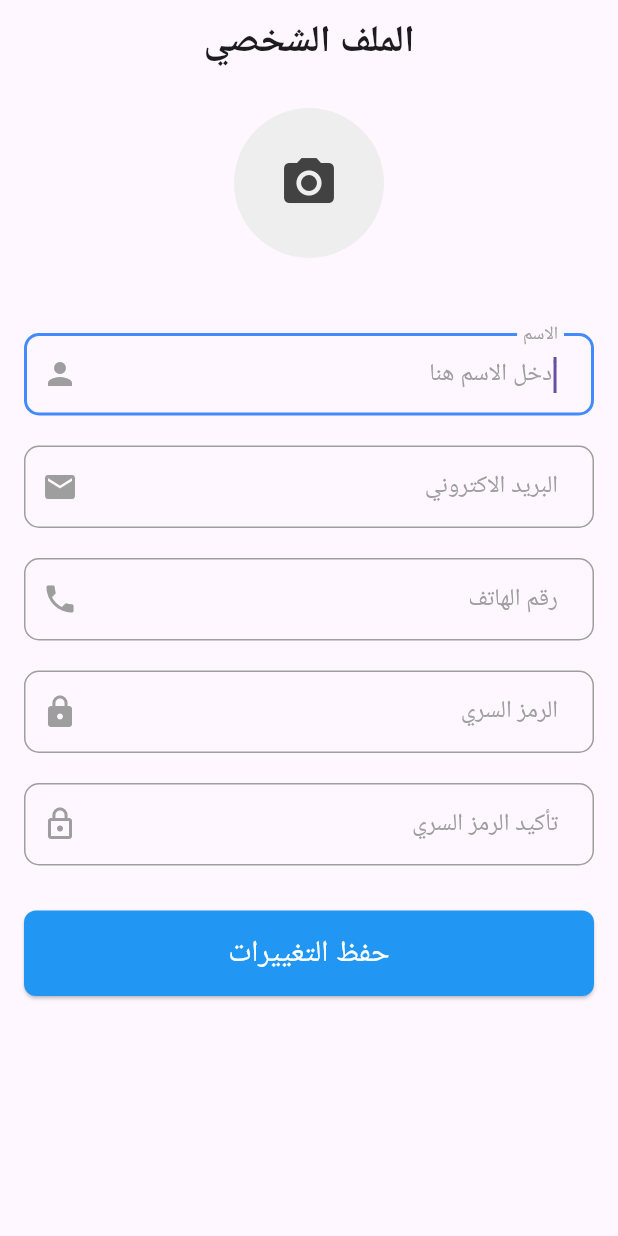
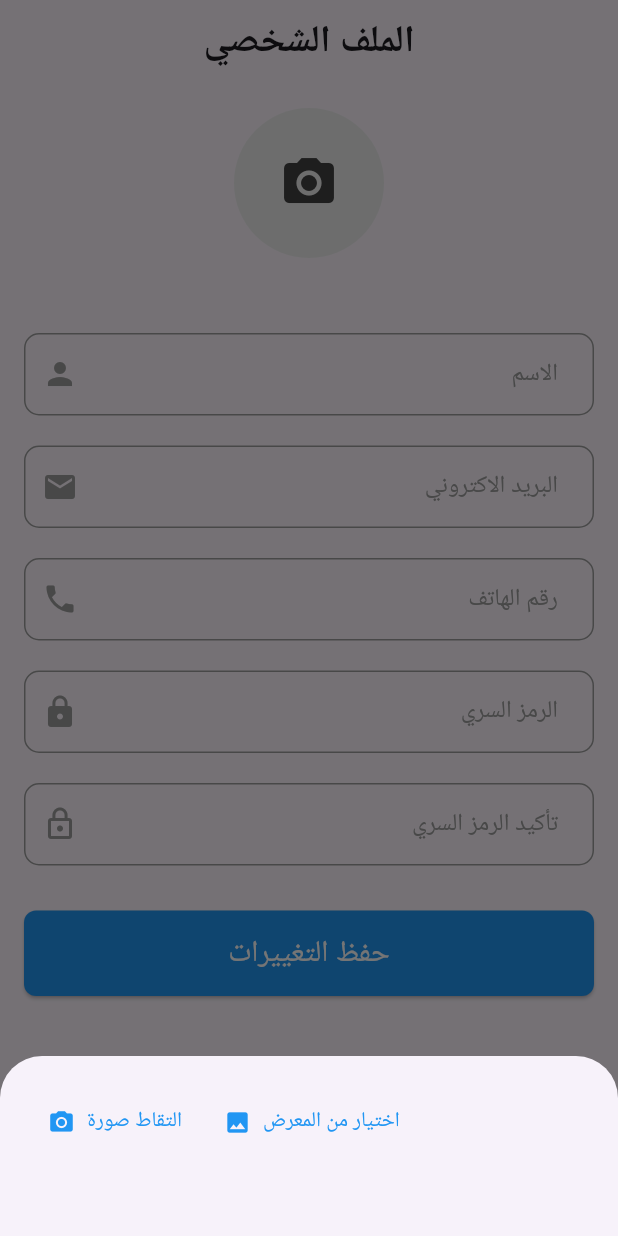
Before and after one commit to ahmedhasan-pr/Real-State, a Flutter app: the EditProfilePage screen opened directly, after a tap on the "camera alt" icon, on a phone screen of 412 x 824 dp. Run offline on Flutter 3.47's test engine with Material 3 defaults, Android fonts, the phone set to English and light mode, and no system bars; our stand-ins replace buttons_tabbar, image_picker, photo_view; missing offline and left inert: animated_read_more_text, day_night_switcher.

Commit message:
Initial commit

```diff
--- /dev/null
+++ b/frontend/lib/Screen/EditProfilePage.dart
@@ -0,0 +1,248 @@
+import 'dart:io';
+
+import 'package:flutter/material.dart';
+import 'package:image_picker/image_picker.dart';
+
+class EditProfilePage extends StatefulWidget {
+  EditProfilePage({super.key});
+
+  @override
+  State<EditProfilePage> createState() => _EditProfilePageState();
+}
+
+class _EditProfilePageState extends State<EditProfilePage> {
+  final ImagePicker _picker = ImagePicker();
+  // إنشاء نسخة من ImagePicker لالتقاط الصور
+  File? _image;
+  // متغير لتخيزين الصور النختارة
+  Future<void> _pickImageFromGallery(BuildContext context) async {
+    final XFile? image = await _picker.pickImage(source: ImageSource.gallery);
+    if (image != null) {
+      setState(() {
+        _image = File(image.path);
+      });
+    }
+  }
+
+  // دالة لالتقاط صورة باستخدام الكاميرا
+  Future<void> _takePhoto() async {
+    final XFile? image = await _picker.pickImage(source: ImageSource.camera);
+    if (image != null) {
+      setState(() {
+        _image = File(image.path); // تحديث الصورة المختارة
+      });
+    }
+  }
+
+  @override
+  Widget build(BuildContext context) {
+    return Scaffold(
+      appBar: AppBar(
+        title: const Text(
+          'الملف الشخصي',
+          style: TextStyle(
+            fontSize: 25,
+            fontWeight: FontWeight.bold,
+          ),
+        ),
+        centerTitle: true,
+        automaticallyImplyLeading: false,
+      ),
+      body: Padding(
+        padding: const EdgeInsets.all(16),
+        child: ListView(
+          children: [
+            GestureDetector(
+                onTap: () {
+                  // عند الضغط على صورة الملف، عرض خيارات اختيار صورة
+                  showModalBottomSheet(
+                    context: context,
+                    builder: (builder) => bottomsheet(context),
+                  );
+                },
+                child: EditImage(context)),
+            const SizedBox(height: 50),
+            const EditTextField(
+              label: 'الاسم',
+              autofocus:
+                  true, // سيحصل هذا الحقل على التركيز تلقائيًا عند فتح الصفحة
+              obscureText: true,
+              icon: Icons.person,
+            ),
+            const SizedBox(height: 20),
+            const EditTextField(
+              label: 'البريد الاكتروني',
+              obscureText: true,
+              icon: Icons.email,
+            ),
+            const SizedBox(height: 20),
+            const EditTextField(
+              label: 'رقم الهاتف',
+              obscureText: true,
+              icon: Icons.phone,
+            ),
+            const SizedBox(height: 20),
+            const EditTextField(
+              label: 'الرمز السري',
+              obscureText: true,
+              icon: Icons.lock,
+            ),
+            const SizedBox(height: 20),
+            const EditTextField(
+              label: 'تأكيد الرمز السري',
+              obscureText: true,
+              icon: Icons.lock_outline,
+            ),
+            const SizedBox(height: 30),
+
+            // Save Button
+            ElevatedButton(
+              onPressed: () {
+                // Implement save functionality here
+                print("Profile information saved!");
+              },
+              style: ElevatedButton.styleFrom(
+                padding: const EdgeInsets.symmetric(vertical: 15),
+                backgroundColor: Colors.blue,
+                textStyle: const TextStyle(fontSize: 16), // Button color
+                shape: RoundedRectangleBorder(
+                  borderRadius: BorderRadius.circular(8),
+                ),
+              ),
+              child: const Text(
+                'حفظ التغييرات',
+                style: TextStyle(color: Colors.white, fontSize: 20),
+              ),
+            ),
+          ],
+        ),
+      ),
+    );
+  }
+
+  // ignore: non_constant_identifier_names
+  Widget EditImage(BuildContext context) {
+    return CircleAvatar(
+      radius: 50,
+      backgroundColor: Colors.grey[200],
+      child: InkWell(
+        onTap: () {
+          showModalBottomSheet(
+            context: context,
+            builder: ((builder) => bottomsheet(context)),
+          );
+        },
+        child: _image == null
+            ? Icon(
+                Icons.camera_alt,
+                size: 40,
+                color: Colors.grey[800],
+              )
+            : ClipOval(
+                child: Image.file(
+                  _image!,
+                  width: 100,
+                  height: 100,
+                  fit: BoxFit.cover,
+                ),
+              ),
+      ),
+    );
+  }
+
+  Widget bottomsheet(BuildContext context) {
+    return Container(
+      height: 80,
+      width: MediaQuery.of(context).size.width,
+      margin: const EdgeInsets.symmetric(horizontal: 20, vertical: 20),
+      child: Column(
+        children: [
+          Row(
+            children: [
+              // زر لالتقاط صورة باستخدام الكاميرا
+              TextButton.icon(
+                onPressed: () {
+                  _takePhoto(); // تنفيذ دالة التقاط صورة
+                },
+                icon: const Icon(Icons.camera_alt, color: Colors.blue),
+                label: const Text('التقاط صورة',
+                    style: TextStyle(color: Colors.blue)),
+              ),
+              // زر لاختيار صورة من المعرض
+              TextButton.icon(
+                onPressed: () {
+                  _pickImageFromGallery(
+                      context); // تنفيذ دالة اختيار صورة من المعرض
+                },
+                icon: const Icon(Icons.image, color: Colors.blue),
+                label: const Text('اختيار من المعرض',
+                    style: TextStyle(color: Colors.blue)),
+              ),
+            ],
+          ),
+        ],
+      ),
+    );
+  }
+}
+
+class EditTextField extends StatelessWidget {
+  final String label;
+  final TextInputType inputType;
+  final bool obscureText;
+  final IconData? icon;
+  final TextEditingController? controller;
+  final bool autofocus;
+
+  const EditTextField({
+    super.key,
+    required this.label,
+    this.inputType = TextInputType.text,
+    this.obscureText = false,
+    this.icon,
+    this.controller,
+    this.autofocus = false, // إضافة خيار autofocus
+  });
+
+  @override
+  Widget build(BuildContext context) {
+    return Directionality(
+      textDirection: TextDirection.rtl, // لتحديد الكتابة من اليمين لليسار
+      child: TextField(
+        autofocus: autofocus,
+        controller: controller,
+        keyboardType: inputType,
+        obscureText: obscureText,
+        textAlign: TextAlign.right, // محاذاة النص على اليمين
+        decoration: InputDecoration(
+          labelText: label, // نص التسمية
+          labelStyle: const TextStyle(color: Colors.grey), // لون النص
+          hintText: 'أدخل $label هنا', // نص تلميحي
+          hintStyle: const TextStyle(color: Colors.grey), // لون النص التلميحي
+          border: const OutlineInputBorder(
+            // تحديد شكل الحافة
+            borderRadius: BorderRadius.all(Radius.circular(10)), // تدوير الحواف
+            borderSide: BorderSide(color: Colors.blue), // لون الحافة
+          ),
+          focusedBorder: const OutlineInputBorder(
+            // تغيير شكل الحافة عند التركيز
+            borderRadius: BorderRadius.all(Radius.circular(10)),
+            borderSide: BorderSide(
+                color: Colors.blueAccent, width: 2), // تغيير اللون عند التركيز
+          ),
+          enabledBorder: const OutlineInputBorder(
+            // الحافة الافتراضية
+            borderRadius: BorderRadius.all(Radius.circular(10)),
+            borderSide:
+                BorderSide(color: Colors.grey, width: 1), // الحافة العادية
+          ),
+          suffixIcon: icon != null
+              ? Icon(icon, color: Colors.grey)
+              : null, // إضافة أيقونة في نهاية الحقل (إن وجدت)
+          contentPadding: const EdgeInsets.symmetric(
+              horizontal: 20, vertical: 15), // Padding داخل الحقل
+        ),
+      ),
+    );
+  }
+}
--- a/frontend/lib/Screen/ProfilePage.dart
+++ /dev/null
@@ -1,150 +0,0 @@
-import 'package:flutter/material.dart';
-
-class EditProfilePage extends StatelessWidget {
-  const EditProfilePage({super.key});
-
-  @override
-  Widget build(BuildContext context) {
-    return Scaffold(
-      appBar: AppBar(
-        title: const Text(
-          'الملف الشخصي',
-          style: TextStyle(
-            fontSize: 25,
-            fontWeight: FontWeight.bold,
-          ),
-        ),
-        centerTitle: true,
-        automaticallyImplyLeading: false,
-      ),
-      body: Padding(
-        padding: const EdgeInsets.all(16),
-        child: ListView(
-          children: [
-            GestureDetector(
-              onTap: () {
-                // Implement image picker functionality here
-              },
-              child: CircleAvatar(
-                radius: 50,
-                backgroundColor: Colors.grey[200],
-                child: Icon(
-                  Icons.camera_alt,
-                  size: 40,
-                  color: Colors.grey[800],
-                ),
-              ),
-            ),
-            const SizedBox(height: 50),
-            const EditTextField(
-              label: 'الاسم',
-              autofocus: true, // سيحصل هذا الحقل على التركيز تلقائيًا عند فتح الصفحة
-              obscureText: true,
-              icon: Icons.person,
-            ),
-            const SizedBox(height: 20),
-            const EditTextField(
-              label: 'البريد الاكتروني',
-              obscureText: true,
-              icon: Icons.email,
-            ),
-            const SizedBox(height: 20),
-            const EditTextField(
-              label: 'رقم الهاتف',
-
-              obscureText: true,
-              icon: Icons.phone,
-            ),
-            const SizedBox(height: 20),
-            const EditTextField(
-              label: 'الرمز السري',
-              obscureText: true,
-              icon: Icons.lock,
-            ),
-            const SizedBox(height: 20),
-            const EditTextField(
-              label: 'تأكيد الرمز السري',
-              obscureText: true,
-              icon: Icons.lock_outline,
-            ),
-            const SizedBox(height: 30),
-
-            // Save Button
-            ElevatedButton(
-              onPressed: () {
-                // Implement save functionality here
-                print("Profile information saved!");
-              },
-              style: ElevatedButton.styleFrom(
-                padding: const EdgeInsets.symmetric(vertical: 15),
-                backgroundColor: Colors.blue,
-                textStyle: const TextStyle(fontSize: 16), // Button color
-                shape: RoundedRectangleBorder(
-                  borderRadius: BorderRadius.circular(8),
-                ),
-              ),
-              child: const Text(
-                'حفظ التغييرات',
-                style: TextStyle(color: Colors.white, fontSize: 20),
-              ),
-            ),
-          ],
-        ),
-      ),
-    );
-  }
-}
-
-
-class EditTextField extends StatelessWidget {
-  final String label;
-  final TextInputType inputType;
-  final bool obscureText;
-  final IconData? icon;
-  final TextEditingController? controller;
-  final bool autofocus;
-
-  const EditTextField({
-    super.key,
-    required this.label,
-    this.inputType = TextInputType.text,
-    this.obscureText = false,
-    this.icon,
-    this.controller,
-    this.autofocus = false,  // إضافة خيار autofocus
-  });
-
-  @override
-  Widget build(BuildContext context) {
-    return Directionality(
-      textDirection: TextDirection.rtl, // لتحديد الكتابة من اليمين لليسار
-      child: TextField(
-        autofocus: autofocus,
-        controller: controller,
-        keyboardType: inputType,
-        obscureText: obscureText,
-        textAlign: TextAlign.right, // محاذاة النص على اليمين
-        decoration: InputDecoration(
-          labelText: label,  // نص التسمية
-          labelStyle: const TextStyle(color: Colors.grey),  // لون النص
-          hintText: 'أدخل $label هنا',  // نص تلميحي
-          hintStyle: const TextStyle(color: Colors.grey),  // لون النص التلميحي
-          border: const OutlineInputBorder(  // تحديد شكل الحافة
-            borderRadius: BorderRadius.all(Radius.circular(10)),  // تدوير الحواف
-            borderSide: BorderSide(color: Colors.blue),  // لون الحافة
-          ),
-          focusedBorder: const OutlineInputBorder(  // تغيير شكل الحافة عند التركيز
-            borderRadius: BorderRadius.all(Radius.circular(10)),
-            borderSide: BorderSide(color: Colors.blueAccent, width: 2),  // تغيير اللون عند التركيز
-          ),
-          enabledBorder: const OutlineInputBorder(  // الحافة الافتراضية
-            borderRadius: BorderRadius.all(Radius.circular(10)),
-            borderSide: BorderSide(color: Colors.grey, width: 1),  // الحافة العادية
-          ),
-          suffixIcon: icon != null ? Icon(icon, color: Colors.grey) : null,  // إضافة أيقونة في نهاية الحقل (إن وجدت)
-          contentPadding: const EdgeInsets.symmetric(horizontal: 20, vertical: 15),  // Padding داخل الحقل
-        ),
-      ),
-    );
-  }
-}
--- a/frontend/lib/Screen/Settingspage.dart
+++ b/frontend/lib/Screen/Settingspage.dart
@@ -1,7 +1,7 @@
 import 'package:day_night_switcher/day_night_switcher.dart';
 import 'package:flutter/material.dart';
 import 'package:frontend/Screen/NotificationsPage.dart';
-import 'package:frontend/Screen/ProfilePage.dart';
+import 'package:frontend/Screen/EditProfilePage.dart';
 
 class SettingsPage extends StatefulWidget {
   const SettingsPage({super.key});
@@ -50,7 +50,7 @@ class _SettingsPageState extends State<SettingsPage> {
                     onPressed: () => Navigator.push(
                       context,
                       MaterialPageRoute(
-                        builder: (context) => const EditProfilePage(),
+                        builder: (context) =>  EditProfilePage(),
                       ),
                     ),
                     icon: const Icon(
```
